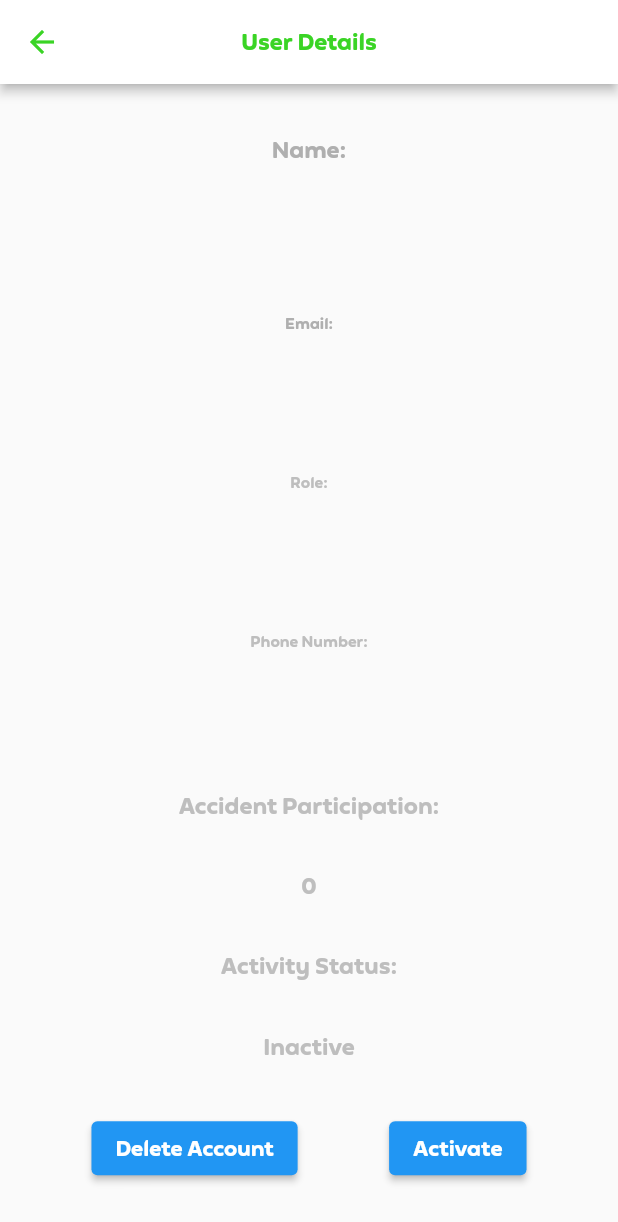
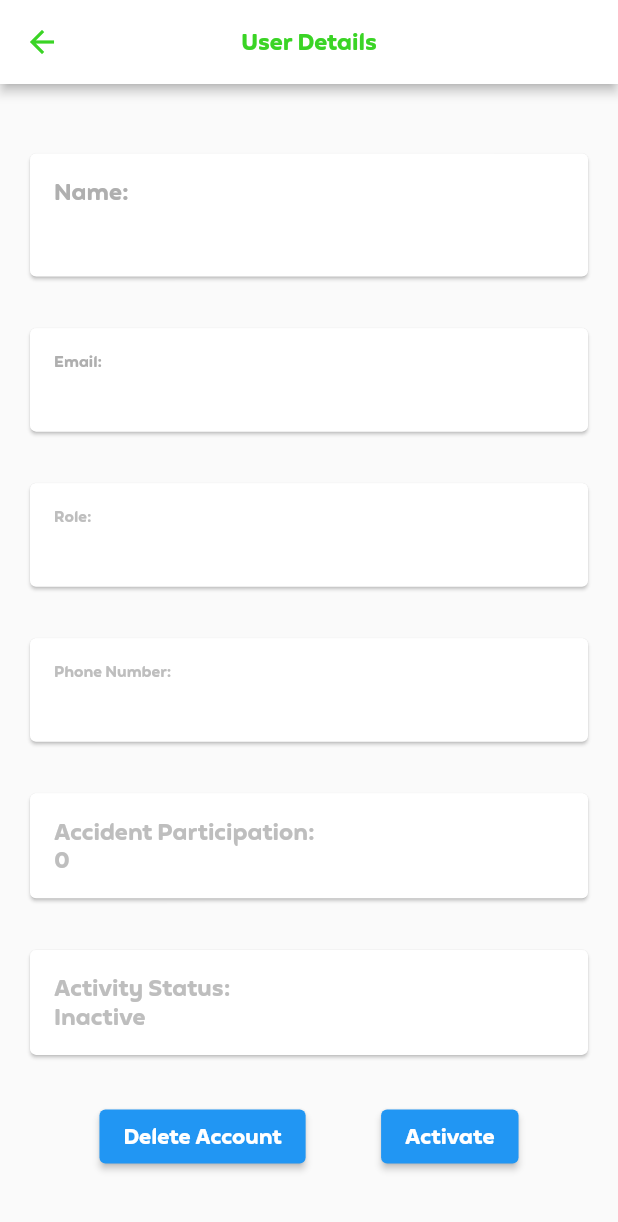
Before and after one commit to natitedros/Car-Accident-Management, a Flutter app: the UserDetailsPage screen opened directly with empty values, on a phone screen of 412 x 824 dp. Shown: the top 1222 px of the screen. Run offline on Flutter 3.47's test engine with Material 2 defaults, Android fonts, the phone set to English and light mode, and no system bars; our stand-ins replace awesome_notifications, camera, flutter_dotenv, flutter_secure_storage, geolocator; accounts and stored records are empty.

Commit message:
added ui

```diff
--- a/mobile/lib/pages/admin/admin_user_details.dart
+++ b/mobile/lib/pages/admin/admin_user_details.dart
@@ -97,35 +97,131 @@ class _UserDetailsPageState extends State<UserDetailsPage> {
         centerTitle: true,
       ),
       body: Container(
-        child: Center(
+        padding: EdgeInsets.all(16.0),
         child: Column(
           mainAxisAlignment: MainAxisAlignment.spaceEvenly,
-            crossAxisAlignment: CrossAxisAlignment.center,
+          crossAxisAlignment: CrossAxisAlignment.stretch,
           children: [
-              Text("Name:",
-                  style: TextStyle(color: Color(0xFFAFAFAF), fontSize: 15.0)),
-              Text("${widget.data.name}",
-                  style: TextStyle(color: Color(0xFFAFAFAF), fontSize: 25.0)),
-              Text("Email:",
-                  style: TextStyle(color: Color(0xFFAFAFAF), fontSize: 10.0)),
-              Text("${widget.data.email}",
-                  style: TextStyle(color: Color(0xFFAFAFAF), fontSize: 20.0)),
-              Text("Role:",
-                  style: TextStyle(color: Color(0xFFBEBEBE), fontSize: 10.0)),
-              Text("${widget.data.role}",
-                  style: TextStyle(color: Color(0xFFAFAFAF), fontSize: 20.0)),
-              Text("Phone Number:",
-                  style: TextStyle(color: Color(0xFFBEBEBE), fontSize: 10.0)),
-              Text("${widget.data.phoneNumber}",
-                  style: TextStyle(color: Color(0xFFAFAFAF), fontSize: 20.0)),
-              Text("Accident Participation:",
-                  style: TextStyle(color: Color(0xFFBEBEBE), fontSize: 15.0)),
-              Text("${widget.data.caseNumber}",
-                  style: TextStyle(color: Color(0xFFBEBEBE), fontSize: 15.0)),
-              Text("Activity Status:",
-                  style: TextStyle(color: Color(0xFFBEBEBE), fontSize: 15.0)),
-              Text(activityStatus,
-                  style: TextStyle(color: Color(0xFFBEBEBE), fontSize: 15.0)),
+            Card(
+              child: Padding(
+                padding: EdgeInsets.all(16.0),
+                child: Column(
+                  crossAxisAlignment: CrossAxisAlignment.start,
+                  children: [
+                    Text(
+                      "Name:",
+                      style:
+                      TextStyle(color: Color(0xFFAFAFAF), fontSize: 15.0),
+                    ),
+                    Text(
+                      "${widget.data.name}",
+                      style:
+                      TextStyle(color: Color(0xFFAFAFAF), fontSize: 25.0),
+                    ),
+                  ],
+                ),
+              ),
+            ),
+            Card(
+              child: Padding(
+                padding: EdgeInsets.all(16.0),
+                child: Column(
+                  crossAxisAlignment: CrossAxisAlignment.start,
+                  children: [
+                    Text(
+                      "Email:",
+                      style:
+                      TextStyle(color: Color(0xFFAFAFAF), fontSize: 10.0),
+                    ),
+                    Text(
+                      "${widget.data.email}",
+                      style:
+                      TextStyle(color: Color(0xFFAFAFAF), fontSize: 20.0),
+                    ),
+                  ],
+                ),
+              ),
+            ),
+            Card(
+              child: Padding(
+                padding: EdgeInsets.all(16.0),
+                child: Column(
+                  crossAxisAlignment: CrossAxisAlignment.start,
+                  children: [
+                    Text(
+                      "Role:",
+                      style:
+                      TextStyle(color: Color(0xFFBEBEBE), fontSize: 10.0),
+                    ),
+                    Text(
+                      "${widget.data.role}",
+                      style:
+                      TextStyle(color: Color(0xFFAFAFAF), fontSize: 20.0),
+                    ),
+                  ],
+                ),
+              ),
+            ),
+            Card(
+              child: Padding(
+                padding: EdgeInsets.all(16.0),
+                child: Column(
+                  crossAxisAlignment: CrossAxisAlignment.start,
+                  children: [
+                    Text(
+                      "Phone Number:",
+                      style:
+                      TextStyle(color: Color(0xFFBEBEBE), fontSize: 10.0),
+                    ),
+                    Text(
+                      "${widget.data.phoneNumber}",
+                      style:
+                      TextStyle(color: Color(0xFFAFAFAF), fontSize: 20.0),
+                    ),
+                  ],
+                ),
+              ),
+            ),
+            Card(
+              child: Padding(
+                padding: EdgeInsets.all(16.0),
+                child: Column(
+                  crossAxisAlignment: CrossAxisAlignment.start,
+                  children: [
+                    Text(
+                      "Accident Participation:",
+                      style:
+                      TextStyle(color: Color(0xFFBEBEBE), fontSize: 15.0),
+                    ),
+                    Text(
+                      "${widget.data.caseNumber}",
+                      style:
+                      TextStyle(color: Color(0xFFBEBEBE), fontSize: 15.0),
+                    ),
+                  ],
+                ),
+              ),
+            ),
+            Card(
+              child: Padding(
+                padding: EdgeInsets.all(16.0),
+                child: Column(
+                  crossAxisAlignment: CrossAxisAlignment.start,
+                  children: [
+                    Text(
+                      "Activity Status:",
+                      style:
+                      TextStyle(color: Color(0xFFBEBEBE), fontSize: 15.0),
+                    ),
+                    Text(
+                      activityStatus,
+                      style:
+                      TextStyle(color: Color(0xFFBEBEBE), fontSize: 15.0),
+                    ),
+                  ],
+                ),
+              ),
+            ),
             Row(
               mainAxisAlignment: MainAxisAlignment.spaceEvenly,
               children: [
@@ -152,7 +248,8 @@ class _UserDetailsPageState extends State<UserDetailsPage> {
                   },
                   child: Text(
                     deleteBtn,
-                      )),
+                  ),
+                ),
                 ElevatedButton(
                   onPressed: () async {
                     // Function to write to delete the respective user with the email entered
@@ -160,8 +257,7 @@ class _UserDetailsPageState extends State<UserDetailsPage> {
                     setState(() {
                       activationButton = "Loading...";
                     });
-                        bool isToggled =
-                            await activationUser("${widget.data.id}");
+                    bool isToggled = await activationUser("${widget.data.id}");
                     if (isToggled) {
                       if (activityStatus == "Active") {
                         setState(() {
@@ -182,14 +278,13 @@ class _UserDetailsPageState extends State<UserDetailsPage> {
                   },
                   child: Text(
                     activationButton,
-                      )),
+                  ),
+                ),
               ],
             )
           ],
         ),
       ),
-      ),
     );
   }
 }
-//squashing
--- a/mobile/lib/pages/car_info_layout.dart
+++ b/mobile/lib/pages/car_info_layout.dart
@@ -43,15 +43,18 @@ class CarInfoLayout extends StatelessWidget {
                 ),
               ),
             ),
-            Padding(
-              padding: const EdgeInsets.fromLTRB(0.0, 0.0, 10.0, 0),
-              child: IconButton(
-                  onPressed: () {},
-                  icon: Icon(
-                    Icons.delete_outline_outlined,
-                    color: Color(0xFFCB3D2D),
-                  )),
-            ),
+            //---------------------- delete Btn -------------------------------------------------------
+            // Padding(
+            //   padding: const EdgeInsets.fromLTRB(0.0, 0.0, 10.0, 0),
+            //   child: IconButton(
+            //       onPressed: () {},
+            //       icon: Icon(
+            //         Icons.delete_outline_outlined,
+            //         color: Color(0xFFCB3D2D),
+            //       )),
+            // ),
+            //---------------------- delete Btn -------------------------------------------------------
+
           ],
         ),
       ),
--- a/mobile/lib/pages/driver/add_cars.dart
+++ b/mobile/lib/pages/driver/add_cars.dart
@@ -20,15 +20,16 @@ class AddCar extends StatelessWidget {
       home: Scaffold(
         appBar: AppBar(
           leading: IconButton(
-            icon: Icon(Icons.arrow_back, color: Colors.white),
+            icon: Icon(Icons.arrow_back, color: Color(0xFFCB3D2D)),
             onPressed: () => Navigator.of(context).pop(),
           ),
           title: const Text(
             'Add car',
-            style: TextStyle(fontSize: 15.0),
+            style: TextStyle(color: Color(0xFFCB3D2D),fontSize: 15.0),
+
           ),
           centerTitle: true,
-          backgroundColor: Color(0xFFCB3D2D),
+          backgroundColor: Colors.white,
         ),
         body: AddCarStateful(data: data,),
       ),
@@ -279,7 +280,9 @@ class _AddCarStatefulState extends State<AddCarStateful> {
                   ),
                 ),
               ),
-
+              SizedBox(
+                height: height * 0.08, //height to 9% of screen height,
+              ),
               Container(
                   height: height * 0.09,
                   padding: const EdgeInsets.fromLTRB(10, 0, 10, 0),
```
Lines whose indentation alone changed are shown as unchanged.
